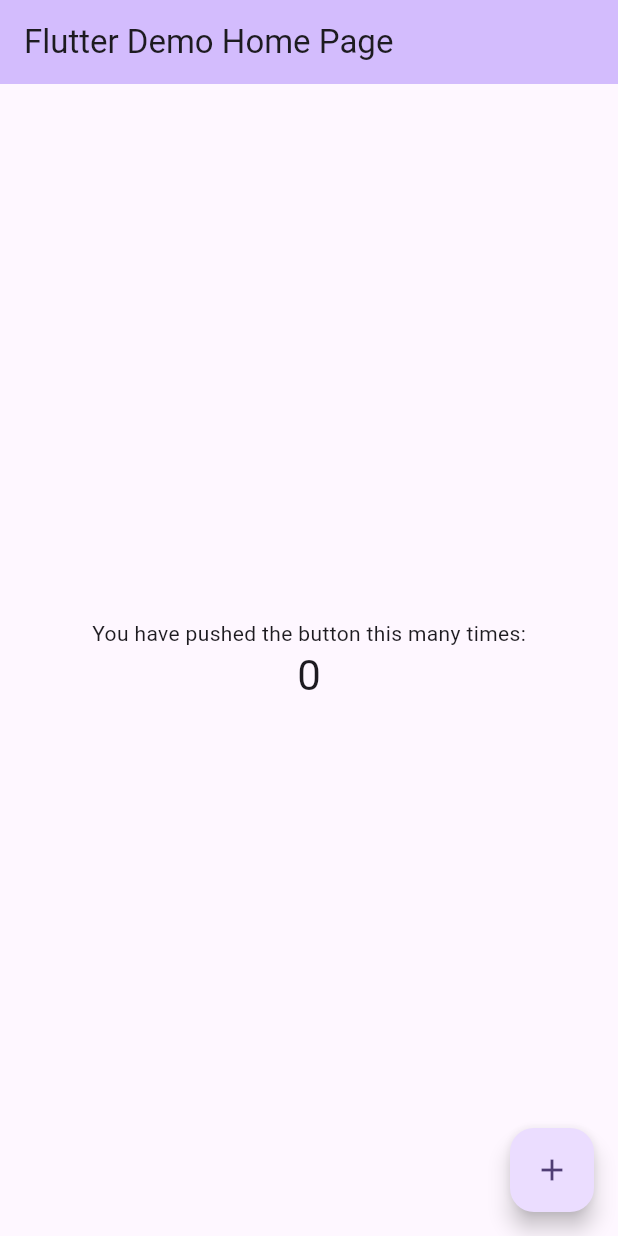
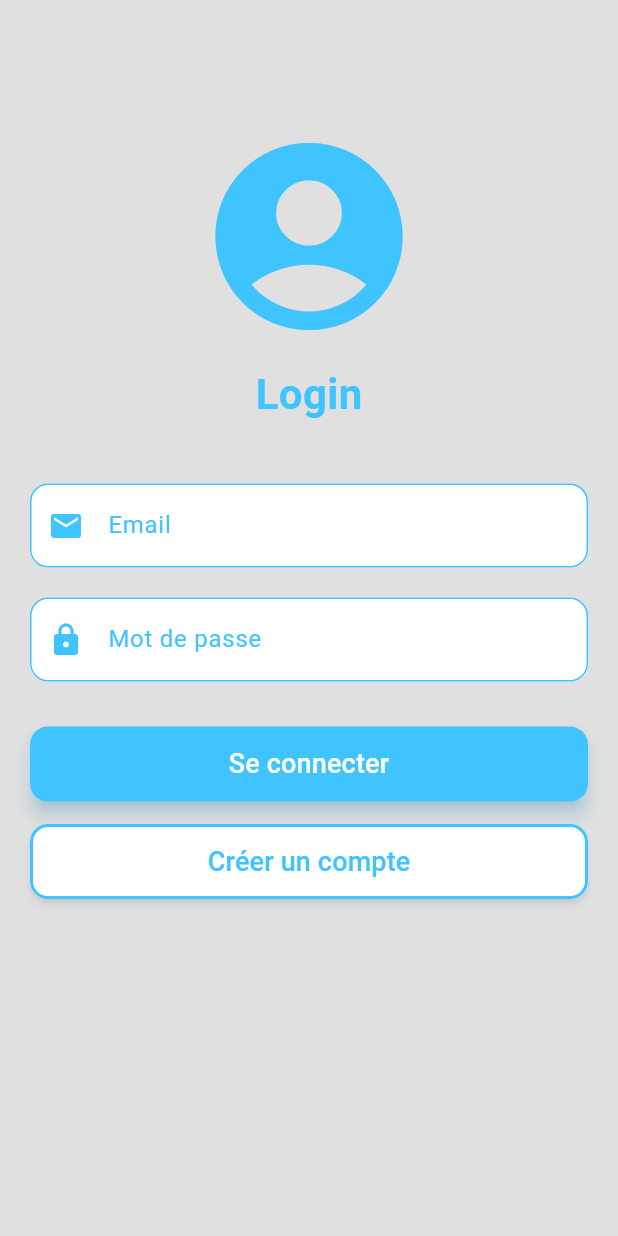
Before and after one commit to impulse30/blog_mobile, a Flutter app: the screen it shows after launch, on a phone screen of 412 x 824 dp. Run offline on Flutter 3.47's test engine with Material 3 defaults, Android fonts, the phone set to English and light mode, and no system bars; our stand-ins replace flutter_riverpod, get_storage.

Commit message:
ajout de la page login et son controlleur et integration de la gestion d'etat avec provider

```diff
--- a/lib/main.dart
+++ b/lib/main.dart
@@ -1,125 +1,21 @@
+import 'package:blog_mobile/pages/login/LoginPage.dart';
 import 'package:flutter/material.dart';
+import 'package:flutter_riverpod/flutter_riverpod.dart';
 
-void main() {
-  runApp(const MyApp());
+
+void main(){
+
+  runApp(ProviderScope(child: Myapp()));
+
 }
 
-class MyApp extends StatelessWidget {
-  const MyApp({super.key});
-
-  // This widget is the root of your application.
+class Myapp extends StatelessWidget{
   @override
   Widget build(BuildContext context) {
     return MaterialApp(
-      title: 'Flutter Demo',
-      theme: ThemeData(
-        // This is the theme of your application.
-        //
-        // TRY THIS: Try running your application with "flutter run". You'll see
-        // the application has a purple toolbar. Then, without quitting the app,
-        // try changing the seedColor in the colorScheme below to Colors.green
-        // and then invoke "hot reload" (save your changes or press the "hot
-        // reload" button in a Flutter-supported IDE, or press "r" if you used
-        // the command line to start the app).
-        //
-        // Notice that the counter didn't reset back to zero; the application
-        // state is not lost during the reload. To reset the state, use hot
-        // restart instead.
-        //
-        // This works for code too, not just values: Most code changes can be
-        // tested with just a hot reload.
-        colorScheme: ColorScheme.fromSeed(seedColor: Colors.deepPurple),
-        useMaterial3: true,
-      ),
-      home: const MyHomePage(title: 'Flutter Demo Home Page'),
+      home: LoginPage(),
+      debugShowCheckedModeBanner: false,
     );
   }
+
 }
-
-class MyHomePage extends StatefulWidget {
-  const MyHomePage({super.key, required this.title});
-
-  // This widget is the home page of your application. It is stateful, meaning
-  // that it has a State object (defined below) that contains fields that affect
-  // how it looks.
-
-  // This class is the configuration for the state. It holds the values (in this
-  // case the title) provided by the parent (in this case the App widget) and
-  // used by the build method of the State. Fields in a Widget subclass are
-  // always marked "final".
-
-  final String title;
-
-  @override
-  State<MyHomePage> createState() => _MyHomePageState();
-}
-
-class _MyHomePageState extends State<MyHomePage> {
-  int _counter = 0;
-
-  void _incrementCounter() {
-    setState(() {
-      // This call to setState tells the Flutter framework that something has
-      // changed in this State, which causes it to rerun the build method below
-      // so that the display can reflect the updated values. If we changed
-      // _counter without calling setState(), then the build method would not be
-      // called again, and so nothing would appear to happen.
-      _counter++;
-    });
-  }
-
-  @override
-  Widget build(BuildContext context) {
-    // This method is rerun every time setState is called, for instance as done
-    // by the _incrementCounter method above.
-    //
-    // The Flutter framework has been optimized to make rerunning build methods
-    // fast, so that you can just rebuild anything that needs updating rather
-    // than having to individually change instances of widgets.
-    return Scaffold(
-      appBar: AppBar(
-        // TRY THIS: Try changing the color here to a specific color (to
-        // Colors.amber, perhaps?) and trigger a hot reload to see the AppBar
-        // change color while the other colors stay the same.
-        backgroundColor: Theme.of(context).colorScheme.inversePrimary,
-        // Here we take the value from the MyHomePage object that was created by
-        // the App.build method, and use it to set our appbar title.
-        title: Text(widget.title),
-      ),
-      body: Center(
-        // Center is a layout widget. It takes a single child and positions it
-        // in the middle of the parent.
-        child: Column(
-          // Column is also a layout widget. It takes a list of children and
-          // arranges them vertically. By default, it sizes itself to fit its
-          // children horizontally, and tries to be as tall as its parent.
-          //
-          // Column has various properties to control how it sizes itself and
-          // how it positions its children. Here we use mainAxisAlignment to
-          // center the children vertically; the main axis here is the vertical
-          // axis because Columns are vertical (the cross axis would be
-          // horizontal).
-          //
-          // TRY THIS: Invoke "debug painting" (choose the "Toggle Debug Paint"
-          // action in the IDE, or press "p" in the console), to see the
-          // wireframe for each widget.
-          mainAxisAlignment: MainAxisAlignment.center,
-          children: <Widget>[
-            const Text(
-              'You have pushed the button this many times:',
-            ),
-            Text(
-              '$_counter',
-              style: Theme.of(context).textTheme.headlineMedium,
-            ),
-          ],
-        ),
-      ),
-      floatingActionButton: FloatingActionButton(
-        onPressed: _incrementCounter,
-        tooltip: 'Increment',
-        child: const Icon(Icons.add),
-      ), // This trailing comma makes auto-formatting nicer for build methods.
-    );
-  }
-}
--- /dev/null
+++ b/lib/pages/login/LoginPage.dart
@@ -0,0 +1,141 @@
+import 'package:blog_mobile/pages/login/loginCtrl.dart';
+import 'package:flutter/material.dart';
+import 'package:flutter_riverpod/flutter_riverpod.dart';
+
+class LoginPage extends ConsumerStatefulWidget {
+  @override
+  ConsumerState<LoginPage> createState() => _LoginPageState();
+}
+
+class _LoginPageState extends ConsumerState<LoginPage> {
+  @override
+  Widget build(BuildContext context) {
+    var state=ref.watch(loginCtrlProvider); //observer les données
+    return Scaffold(
+      backgroundColor: Colors.grey[300], // Fond gris très clair
+      body: SingleChildScrollView(
+        child: Padding(
+          padding: const EdgeInsets.symmetric(horizontal: 20), // Ajoute des marges
+          child: Column(
+            mainAxisAlignment: MainAxisAlignment.center,
+            crossAxisAlignment: CrossAxisAlignment.center, // Aligne au centre
+            children: [
+              SizedBox(height: MediaQuery.of(context).size.height * 0.1), // Espacement dynamique
+
+
+              Icon(Icons.account_circle, size: 150, color: Colors.lightBlueAccent),
+              SizedBox(height: 10),
+              Text(
+                "Login",
+                style: TextStyle(
+                  fontSize: 28,
+                  fontWeight: FontWeight.bold,
+                  color: Colors.lightBlueAccent,
+                ),
+              ),
+
+              SizedBox(height: 40),
+
+
+              TextFormField(
+                decoration: InputDecoration(
+                  labelText: "Email",
+                  labelStyle: TextStyle(color: Colors.lightBlueAccent),
+                  filled: true,
+                  fillColor: Colors.white,
+                  border: OutlineInputBorder(
+                    borderRadius: BorderRadius.circular(12),
+                    borderSide: BorderSide(color: Colors.lightBlueAccent),
+                  ),
+                  enabledBorder: OutlineInputBorder(
+                    borderRadius: BorderRadius.circular(12),
+                    borderSide: BorderSide(color: Colors.lightBlueAccent),
+                  ),
+                  focusedBorder: OutlineInputBorder(
+                    borderRadius: BorderRadius.circular(12),
+                    borderSide: BorderSide(color: Colors.lightBlueAccent, width: 2),
+                  ),
+                  prefixIcon: Icon(Icons.email, color: Colors.lightBlueAccent),
+                ),
+              ),
+
+              SizedBox(height: 20),
+
+              // Champ Mot de passe avec labelText
+              TextFormField(
+                obscureText: true,
+                decoration: InputDecoration(
+                  labelText: "Mot de passe",
+                  labelStyle: TextStyle(color: Colors.lightBlueAccent),
+                  filled: true,
+                  fillColor: Colors.white,
+                  border: OutlineInputBorder(
+                    borderRadius: BorderRadius.circular(12),
+                    borderSide: BorderSide(color: Colors.lightBlueAccent),
+                  ),
+                  enabledBorder: OutlineInputBorder(
+                    borderRadius: BorderRadius.circular(12),
+                    borderSide: BorderSide(color: Colors.lightBlueAccent),
+                  ),
+                  focusedBorder: OutlineInputBorder(
+                    borderRadius: BorderRadius.circular(12),
+                    borderSide: BorderSide(color: Colors.lightBlueAccent, width: 2),
+                  ),
+                  prefixIcon: Icon(Icons.lock, color: Colors.lightBlueAccent),
+                ),
+              ),
+
+              SizedBox(height: 30),
+
+              // Bouton Se connecter
+              SizedBox(
+                width: double.infinity,
+                height: 50,
+                child: ElevatedButton(
+                  onPressed: () {
+                    var ctrl=ref.read(loginCtrlProvider.notifier);// pour executer une action
+                    ctrl.submitForm();
+                  },
+                  style: ElevatedButton.styleFrom(
+                    backgroundColor: Colors.lightBlueAccent,
+                    foregroundColor: Colors.white,
+                    shadowColor: Colors.lightBlueAccent.withOpacity(0.5),
+                    elevation: 5,
+                    shape: RoundedRectangleBorder(
+                      borderRadius: BorderRadius.circular(12),
+                    ),
+                  ),
+                  child: Text( state.isLoading==true? 'Chargement...': "Se connecter", style: TextStyle(fontSize: 18)),
+                ),
+              ),
+
+              SizedBox(height: 15),
+
+              // Bouton Créer un compte
+              SizedBox(
+                width: double.infinity,
+                height: 50,
+                child: ElevatedButton(
+                  onPressed: () {},
+                  style: ElevatedButton.styleFrom(
+                    backgroundColor: Colors.white,
+                    foregroundColor: Colors.lightBlueAccent,
+                    shadowColor: Colors.grey.withOpacity(0.3),
+                    elevation: 2,
+                    side: BorderSide(color: Colors.lightBlueAccent, width: 2),
+                    shape: RoundedRectangleBorder(
+                      borderRadius: BorderRadius.circular(12),
+                    ),
+                  ),
+                  child: Text('Créer un compte', style: TextStyle(fontSize: 18)),
+                ),
+              ),
+
+              SizedBox(height: MediaQuery.of(context).size.height * 0.1), // Espacement dynamique
+            ],
+          ),
+        ),
+      ),
+    );
+  }
+}
--- /dev/null
+++ b/lib/pages/login/loginCtrl.dart
@@ -0,0 +1,31 @@
+import 'package:blog_mobile/pages/login/loginState.dart';
+import 'package:flutter_riverpod/flutter_riverpod.dart';
+
+// Définition d'un contrôleur pour gérer l'état de la connexion
+class Loginctrl extends StateNotifier<LoginState> {
+  // Initialisation du contrôleur avec un état de connexion par défaut
+  Loginctrl() : super(LoginState()) {
+    // Ici, on pourrait ajouter une logique d'initialisation si nécessaire
+  }
+
+  // Fonction asynchrone pour soumettre le formulaire de connexion
+  Future<void> submitForm() async {
+    // Mise à jour de l'état : isLoading devient true pour indiquer que le chargement commence
+    state = state.copyWith(isLoading: true);
+
+    // Simulation d'un délai de 3 secondes (ex: attente de réponse d'un serveur)
+    await Future.delayed(Duration(seconds: 3));
+
+    // Mise à jour de l'état : isLoading repasse à false une fois le traitement terminé
+    state = state.copyWith(isLoading: false);
+  }
+}
+
+// Déclaration d'un provider Riverpod pour Loginctrl
+final loginCtrlProvider = StateNotifierProvider<Loginctrl, LoginState>((ref) {
+  // Permet de garder le provider actif même s'il n'est plus utilisé temporairement
+  ref.keepAlive();
+
+  // Retourne une instance du contrôleur de connexion
+  return Loginctrl();
+});
--- /dev/null
+++ b/lib/pages/login/loginState.dart
@@ -0,0 +1,18 @@
+class LoginState {
+  bool? isLoading;
+  String? errorMsg;
+
+  LoginState({
+    this.isLoading,
+    this.errorMsg,
+  });
+
+  LoginState copyWith({
+    bool? isLoading,
+    String? errorMsg,
+  }) =>
+      LoginState(
+        isLoading: isLoading ?? this.isLoading,
+        errorMsg: errorMsg ?? this.errorMsg,
+      );
+}
--- a/pubspec.yaml
+++ b/pubspec.yaml
@@ -37,6 +37,8 @@ dependencies:
   cupertino_icons: ^1.0.6
   http: ^1.3.0
   get_storage: ^2.1.1
+  flutter_riverpod: ^2.6.1
+  riverpod_annotation: ^2.6.1
 
 dev_dependencies:
   flutter_test:
```
Also changed, not shown: pubspec.lock.
